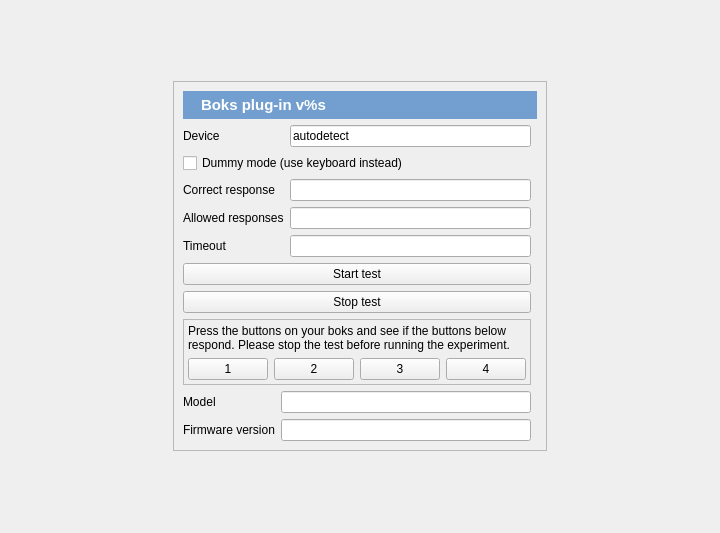
Qt form misc/boks_widget.ui (smathot/boks) before a commit.
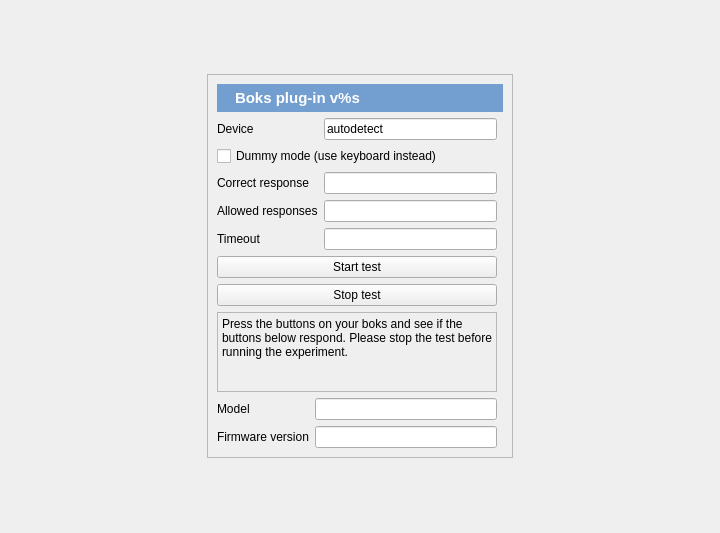
The same form after that commit.

```diff
--- a/misc/boks_widget.ui
+++ b/misc/boks_widget.ui
@@ -182,47 +182,29 @@
             <property name="margin">
              <number>4</number>
             </property>
-            <item row="1" column="1">
-             <widget class="QPushButton" name="button_2">
-              <property name="text">
-               <string>2</string>
-              </property>
-              <property name="checkable">
-               <bool>true</bool>
-              </property>
-             </widget>
-            </item>
-            <item row="1" column="3">
-             <widget class="QPushButton" name="button_4">
-              <property name="text">
-               <string>4</string>
-              </property>
-              <property name="checkable">
-               <bool>true</bool>
-              </property>
-             </widget>
-            </item>
-            <item row="1" column="0">
-             <widget class="QPushButton" name="button_1">
-              <property name="text">
-               <string>1</string>
-              </property>
-              <property name="checkable">
-               <bool>true</bool>
-              </property>
-             </widget>
-            </item>
             <item row="1" column="2">
              <widget class="QPushButton" name="button_3">
+              <property name="sizePolicy">
+               <sizepolicy hsizetype="Expanding" vsizetype="Fixed">
+                <horstretch>0</horstretch>
+                <verstretch>0</verstretch>
+               </sizepolicy>
+              </property>
               <property name="text">
-               <string>3</string>
+               <string/>
               </property>
-              <property name="checkable">
+              <property name="iconSize">
+               <size>
+                <width>32</width>
+                <height>32</height>
+               </size>
+              </property>
+              <property name="flat">
                <bool>true</bool>
               </property>
              </widget>
             </item>
-            <item row="0" column="0" colspan="4">
+            <item row="0" column="0" colspan="5">
              <widget class="QLabel" name="label_boks_test">
               <property name="text">
                <string>Press the buttons on your boks and see if the buttons below respond. Please stop the test before running the experiment.</string>
@@ -232,6 +214,75 @@
               </property>
              </widget>
             </item>
+            <item row="1" column="0">
+             <widget class="QPushButton" name="button_1">
+              <property name="sizePolicy">
+               <sizepolicy hsizetype="Expanding" vsizetype="Fixed">
+                <horstretch>0</horstretch>
+                <verstretch>0</verstretch>
+               </sizepolicy>
+              </property>
+              <property name="text">
+               <string/>
+              </property>
+              <property name="iconSize">
+               <size>
+                <width>32</width>
+                <height>32</height>
+               </size>
+              </property>
+              <property name="checkable">
+               <bool>false</bool>
+              </property>
+              <property name="flat">
+               <bool>true</bool>
+              </property>
+             </widget>
+            </item>
+            <item row="1" column="1">
+             <widget class="QPushButton" name="button_2">
+              <property name="sizePolicy">
+               <sizepolicy hsizetype="Expanding" vsizetype="Fixed">
+                <horstretch>0</horstretch>
+                <verstretch>0</verstretch>
+               </sizepolicy>
+              </property>
+              <property name="text">
+               <string/>
+              </property>
+              <property name="iconSize">
+               <size>
+                <width>32</width>
+                <height>32</height>
+               </size>
+              </property>
+              <property name="flat">
+               <bool>true</bool>
+              </property>
+             </widget>
+            </item>
+            <item row="1" column="3">
+             <widget class="QPushButton" name="button_4">
+              <property name="sizePolicy">
+               <sizepolicy hsizetype="Expanding" vsizetype="Fixed">
+                <horstretch>0</horstretch>
+                <verstretch>0</verstretch>
+               </sizepolicy>
+              </property>
+              <property name="text">
+               <string/>
+              </property>
+              <property name="iconSize">
+               <size>
+                <width>32</width>
+                <height>32</height>
+               </size>
+              </property>
+              <property name="flat">
+               <bool>true</bool>
+              </property>
+             </widget>
+            </item>
            </layout>
           </widget>
          </item>
```
